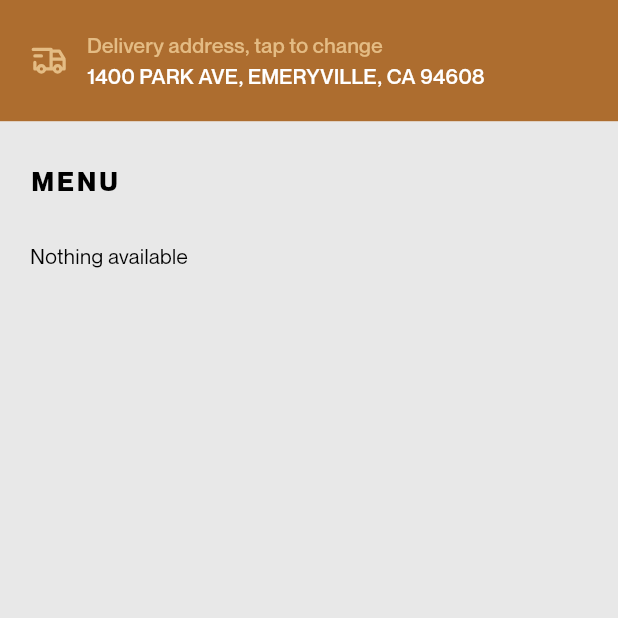
After one commit to devwraithe/fineline_coffee, a Flutter app: the MenuScreen screen opened by its route, on a phone screen of 412 x 824 dp, the top half of it. The commit adds this screen. Run offline on Flutter 3.47's test engine with Material 3 defaults, Android fonts, the phone set to English and light mode, and no system bars; our stand-ins replace another_flushbar, cached_network_image, cloud_firestore, dartz, equatable, firebase_auth and 9 more; accounts and stored records are empty.

Commit message:
feat: menu

```diff
--- a/lib/app/core/utilities/helpers/constants.dart
+++ b/lib/app/core/utilities/helpers/constants.dart
@@ -1,3 +1,6 @@
+import 'package:cloud_firestore/cloud_firestore.dart';
+import 'package:firebase_auth/firebase_auth.dart';
+import 'package:firebase_storage/firebase_storage.dart';
 import 'package:flutter/cupertino.dart';
 
 class Constants {
@@ -9,6 +12,11 @@ class Constants {
   static double buttonRadius = 5.0;
   static double inputRadius = 4.0;
 
+  static FirebaseFirestore firestore = FirebaseFirestore.instance;
+  static FirebaseStorage firebaseStorage = FirebaseStorage.instance;
+  static FirebaseAuth firebaseAuth = FirebaseAuth.instance;
+  static User? user = firebaseAuth.currentUser;
+
   static SizedBox prefixSpace = const SizedBox(width: 18);
   static AutovalidateMode validateMode = AutovalidateMode.onUserInteraction;
 }
--- a/lib/app/core/utilities/services/di_service.dart
+++ b/lib/app/core/utilities/services/di_service.dart
@@ -1,3 +1,4 @@
+import 'package:fineline_coffee/app/core/utilities/injectors/menu_injector.dart';
 import 'package:get_it/get_it.dart';
 
 import '../injectors/auth_injector.dart';
@@ -18,6 +19,10 @@ void init() {
   loginInjector();
   resetPasswordInjector();
 
+  // Menus
+  menusInjector();
+
   // base injectors
   authInjector();
+  menuInjector();
 }
--- a/lib/app/features/authentication/presentation/login/login_screen.dart
+++ b/lib/app/features/authentication/presentation/login/login_screen.dart
@@ -120,7 +120,7 @@ class _LoginScreenState extends State<LoginScreen> {
                             );
                           }
                           if (state is LoginSuccessful) {
-                            debugPrint("Login successful");
+                            context.goNamed("menu");
                           }
                         },
                         builder: (context, state) {
--- /dev/null
+++ b/lib/app/features/menu/data/menu_model.dart
@@ -0,0 +1,23 @@
+import 'package:cloud_firestore/cloud_firestore.dart';
+
+class MenuModel {
+  final String id, name, image;
+
+  const MenuModel({
+    required this.id,
+    required this.name,
+    required this.image,
+  });
+
+  factory MenuModel.fromSnapshot(
+    DocumentSnapshot<Map<String, dynamic>> snapshot,
+  ) {
+    final data = snapshot.data()!;
+    return MenuModel(
+      id: snapshot.id,
+      name: data['name'],
+      image: data['image'],
+    );
+  }
+  List<Object?> get props => [id, name, image];
+}
--- /dev/null
+++ b/lib/app/features/menu/data/menu_repository_impl.dart
@@ -0,0 +1,31 @@
+import 'dart:async';
+import 'dart:io';
+
+import 'package:dartz/dartz.dart';
+
+import '../../../../core/errors/failure.dart';
+import '../../../core/utilities/helpers/constants.dart';
+import '../domain/menu_repository.dart';
+import 'menu_model.dart';
+
+class MenuRepositoryImpl implements MenuRepository {
+  final user = Constants.firebaseAuth.currentUser;
+
+  @override
+  Future<Either<Failure, List<MenuModel>>> menu() async {
+    try {
+      final querySnapshot = await Constants.firestore.collection('menu').get();
+
+      final menu = querySnapshot.docs.map((doc) {
+        return MenuModel.fromSnapshot(doc);
+      }).toList();
+      return Right(menu);
+    } on SocketException catch (_) {
+      return Left(Failure(Constants.socketError));
+    } on TimeoutException catch (_) {
+      return Left(Failure(Constants.timeoutError));
+    } catch (e) {
+      return Left(Failure(e.toString()));
+    }
+  }
+}
--- /dev/null
+++ b/lib/app/features/menu/domain/menu_repository.dart
@@ -0,0 +1,8 @@
+import 'package:dartz/dartz.dart';
+
+import '../../../../core/errors/failure.dart';
+import '../data/menu_model.dart';
+
+abstract class MenuRepository {
+  Future<Either<Failure, List<MenuModel>>> menu();
+}
--- /dev/null
+++ b/lib/app/features/menu/domain/usecases/menu_usecase.dart
@@ -0,0 +1,18 @@
+import 'package:dartz/dartz.dart';
+
+import '../../../../../core/errors/failure.dart';
+import '../../data/menu_model.dart';
+import '../menu_repository.dart';
+
+class MenusUsecase {
+  final MenuRepository _repository;
+  MenusUsecase(this._repository);
+
+  Future<Either<Failure, List<MenuModel>>> execute() async {
+    final result = await _repository.menu();
+    return result.fold(
+      (failure) => Left(failure),
+      (menuList) => Right(menuList),
+    );
+  }
+}
--- /dev/null
+++ b/lib/app/features/menu/presentation/cubits/menus_state.dart
@@ -0,0 +1,28 @@
+import 'package:equatable/equatable.dart';
+import 'package:fineline_coffee/app/features/menu/data/menu_model.dart';
+
+abstract class MenusState extends Equatable {
+  const MenusState();
+  @override
+  List<Object> get props => [];
+}
+
+class MenusInitial extends MenusState {}
+
+class MenusLoading extends MenusState {}
+
+class MenusLoaded extends MenusState {
+  final List<MenuModel> result;
+  const MenusLoaded(this.result);
+
+  @override
+  List<Object> get props => [result];
+}
+
+class MenusError extends MenusState {
+  final String message;
+  const MenusError(this.message);
+
+  @override
+  List<Object> get props => [message];
+}
--- /dev/null
+++ b/lib/app/features/menu/presentation/menu_screen.dart
@@ -0,0 +1,89 @@
+import 'package:fineline_coffee/app/core/theme/colors.dart';
+import 'package:fineline_coffee/app/core/utilities/helpers/ui_helpers.dart';
+import 'package:fineline_coffee/app/features/menu/presentation/cubits/menus_cubit.dart';
+import 'package:fineline_coffee/app/features/menu/presentation/cubits/menus_state.dart';
+import 'package:fineline_coffee/app/features/menu/presentation/menu_item.dart';
+import 'package:fineline_coffee/app/features/order/title_component.dart';
+import 'package:flutter/material.dart';
+import 'package:flutter_bloc/flutter_bloc.dart';
+
+import '../../../core/theme/text_theme.dart';
+
+class MenuScreen extends StatefulWidget {
+  const MenuScreen({super.key});
+
+  @override
+  State<MenuScreen> createState() => _MenuScreenState();
+}
+
+class _MenuScreenState extends State<MenuScreen> {
+  @override
+  void initState() {
+    super.initState();
+    BlocProvider.of<MenusCubit>(context).getMenu();
+  }
+
+  @override
+  Widget build(BuildContext context) {
+    const text = AppTextTheme.textTheme;
+
+    return Scaffold(
+      body: Column(
+        children: [
+          const TitleComponent(),
+          Expanded(
+            child: Container(
+              color: AppColors.grey50,
+              width: double.infinity,
+              child: SingleChildScrollView(
+                padding: const EdgeInsets.fromLTRB(20, 26, 20, 13),
+                child: Column(
+                  crossAxisAlignment: CrossAxisAlignment.start,
+                  children: [
+                    Text(
+                      "MENU",
+                      style: text.headlineSmall?.copyWith(
+                        letterSpacing: 2,
+                        fontWeight: FontWeight.w700,
+                      ),
+                    ),
+                    const SizedBox(height: 28),
+                    BlocBuilder<MenusCubit, MenusState>(
+                      builder: (context, state) {
+                        if (state is MenusLoading) {
+                          return UiHelpers.loader();
+                        }
+                        if (state is MenusLoaded) {
+                          final menu = state.result;
+
+                          if (menu.isNotEmpty) {
+                            return Column(
+                              children: [
+                                for (final item in menu)
+                                  MenuItem(
+                                    id: item.id,
+                                    image: item.image,
+                                    name: item.name,
+                                  ),
+                              ],
+                            );
+                          } else {
+                            return const Text("Nothing available");
+                          }
+                        } else if (state is MenusError) {
+                          return Text(state.message);
+                        } else {
+                          return const SizedBox();
+                        }
+                      },
+                    ),
+                  ],
+                ),
+              ),
+            ),
+          ),
+        ],
+      ),
+    );
+  }
+}
--- /dev/null
+++ b/lib/app/features/order/title_component.dart
@@ -0,0 +1,51 @@
+import 'package:fineline_coffee/app/core/theme/text_theme.dart';
+import 'package:flutter/material.dart';
+import 'package:flutter_tabler_icons/flutter_tabler_icons.dart';
+
+import '../../core/theme/colors.dart';
+
+class TitleComponent extends StatelessWidget {
+  const TitleComponent({super.key});
+
+  @override
+  Widget build(BuildContext context) {
+    const text = AppTextTheme.textTheme;
+
+    return Container(
+      padding: const EdgeInsets.all(20),
+      color: AppColors.brown20,
+      child: SafeArea(
+        child: Row(
+          children: [
+            const Icon(
+              TablerIcons.truck_delivery,
+              color: AppColors.brown30,
+              size: 26,
+            ),
+            const SizedBox(width: 12),
+            Column(
+              crossAxisAlignment: CrossAxisAlignment.start,
+              children: [
+                Text(
+                  "Delivery address, tap to change",
+                  style: text.bodyMedium?.copyWith(
+                    color: AppColors.brown30,
+                    fontWeight: FontWeight.w500,
+                  ),
+                ),
+                const SizedBox(height: 1),
+                Text(
+                  "1400 PARK AVE, EMERYVILLE, CA 94608",
+                  style: text.bodyMedium?.copyWith(
+                    color: AppColors.white,
+                    fontWeight: FontWeight.w500,
+                  ),
+                ),
+              ],
+            ),
+          ],
+        ),
+      ),
+    );
+  }
+}
--- a/lib/core/router/routes.dart
+++ b/lib/core/router/routes.dart
@@ -2,6 +2,8 @@ import 'dart:convert';
 
 import 'package:fineline_coffee/app/features/authentication/presentation/register/register_screen.dart';
 import 'package:fineline_coffee/app/features/authentication/presentation/reset_password/reset_password_screen.dart';
+import 'package:fineline_coffee/app/features/menu/presentation/menu_screen.dart';
+import 'package:fineline_coffee/app/features/order/order_screen.dart';
 import 'package:fineline_coffee/core/router/routes_config.dart';
 import 'package:fineline_coffee/presentation/pages/customize.dart';
 import 'package:go_router/go_router.dart';
@@ -18,6 +20,8 @@ final routes = [
     parentNavigatorKey: RoutesConfig.navigationKey,
     builder: (context, state) => const Home(),
   ),
+
+  // Authentication
   GoRoute(
     name: "register",
     path: "/register",
@@ -36,6 +40,23 @@ final routes = [
     parentNavigatorKey: RoutesConfig.navigationKey,
     builder: (context, state) => const ResetPasswordScreen(),
   ),
+
+  // Order
+  GoRoute(
+    name: "order",
+    path: "/order",
+    parentNavigatorKey: RoutesConfig.navigationKey,
+    builder: (context, state) => const OrderScreen(),
+  ),
+
+  // Menu
+  GoRoute(
+    name: "menu",
+    path: "/menu",
+    parentNavigatorKey: RoutesConfig.navigationKey,
+    builder: (context, state) => const MenuScreen(),
+  ),
+
   GoRoute(
     name: "customize",
     path: "/customize/:addons/:price/:name/:image/:description",
--- a/pubspec.yaml
+++ b/pubspec.yaml
@@ -22,12 +22,13 @@ dependencies:
   loading_animation_widget: ^1.2.0+4
   firebase_core: ^2.24.2
   firebase_auth: ^4.15.2
-  cloud_firestore: ^4.13.5
+  cloud_firestore: ^4.13.6
   flutter_bloc: ^8.1.3
   get_it: ^7.6.4
   iconsax: ^0.0.8
   another_flushbar: ^1.12.30
   flutter_tabler_icons: ^1.11.0
+  firebase_storage: ^11.5.6
 
 dev_dependencies:
   flutter_test:
```
Also changed, not shown: lib/app/core/utilities/injectors/menu_injector.dart (added, +15 -0 lines), lib/app/core/utilities/services/bloc_providers.dart (+6 -1 lines), lib/app/features/menu/presentation/cubits/menus_cubit.dart (added, +29 -0 lines), lib/app/features/menu/presentation/menu_item.dart (added, +54 -0 lines), lib/app/features/order/order_item.dart (added, +59 -0 lines), lib/app/features/order/order_screen.dart (added, +56 -0 lines), pubspec.lock, 1 other file.
